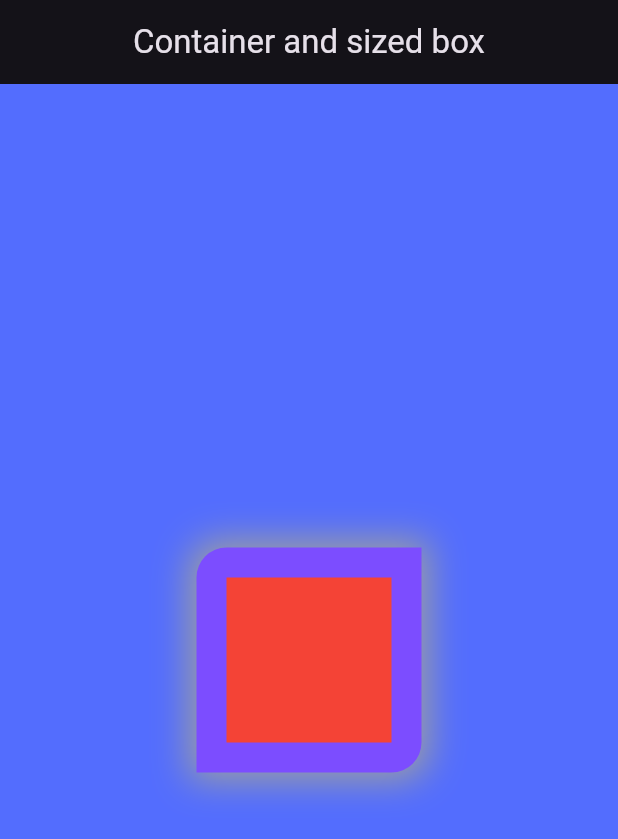
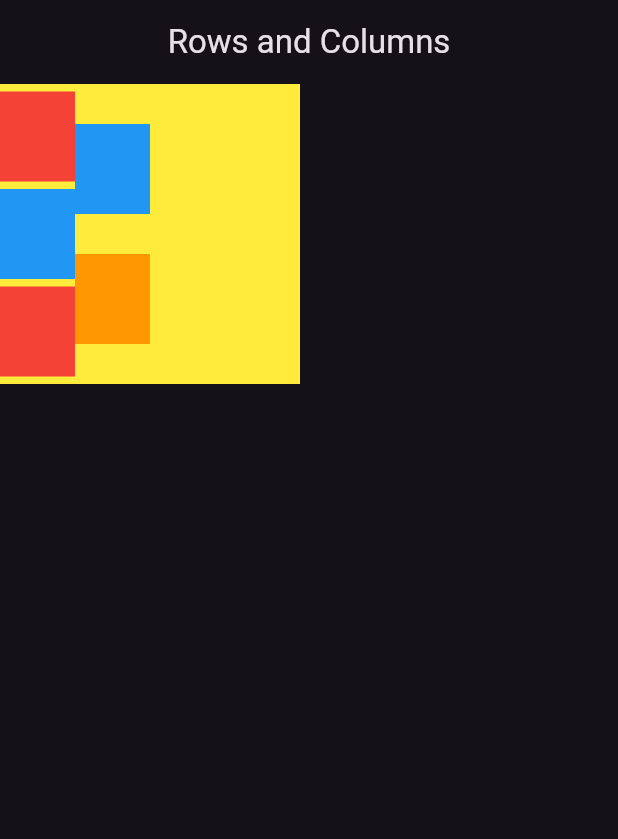
Before and after one commit to subhava06/Flutter-Learning, a Flutter app: the screen it shows after launch, on a phone screen of 412 x 824 dp. Shown: the top 839 px of the screen. Run offline on Flutter 3.47's test engine with Material 3 defaults, Android fonts, the phone set to English and light mode, and no system bars.

Commit message:
Rows, columns, Wrap

```diff
--- a/lib/main.dart
+++ b/lib/main.dart
@@ -1,5 +1,6 @@
 import 'package:flutter/material.dart';
 import 'package:thirty_widgets/widgets/container_sized.dart';
+import 'package:thirty_widgets/widgets/rowscols.dart';
 void main() => runApp(const MyApp());
 
 class MyApp extends StatelessWidget {
@@ -13,7 +14,7 @@ class MyApp extends StatelessWidget {
         brightness: Brightness.dark,
         primaryColor: const Color.fromARGB(255, 90, 55, 149),
       ),
-      home: const Container_Sized(),
+      home:  RowsCols(),
     );
   }
 }
--- /dev/null
+++ b/lib/widgets/rowscols.dart
@@ -0,0 +1,36 @@
+import 'package:flutter/material.dart';
+
+class RowsCols extends StatelessWidget {
+  const RowsCols({super.key});
+
+  @override
+  Widget build(BuildContext context) {
+    var w = MediaQuery.of(context).size.width;
+    var h = MediaQuery.of(context).size.height;
+    return  Scaffold(
+      appBar: AppBar(
+        title: Center(child: Text("Rows and Columns")),
+      ) ,
+      body: Container(
+        width: 200,
+        height: 200,
+        color: Colors.yellow,
+        child: Wrap(
+          direction: Axis.vertical,
+         alignment: WrapAlignment.spaceEvenly,
+         // mainAxisAlignment: MainAxisAlignment.start,
+         // crossAxisAlignment: CrossAxisAlignment.center,
+          children: [
+           // Text("hsdiofhdoifnsdoincvosdnvsoinsdivnsdindndvoinvoivnsdosdpvso"),
+            Container(height: 60, width:50, color: Colors.red),
+            Container(height: 60, width:50, color: Colors.blue),
+            Container(height: 60, width:50, color: Colors.red),
+            Container(height: 60, width:50, color: Colors.blue),
+            Container(height: 60, width:50, color: Colors.orange),
+
+          ],
+        )
+      ),
+    );
+  }
+}
```
